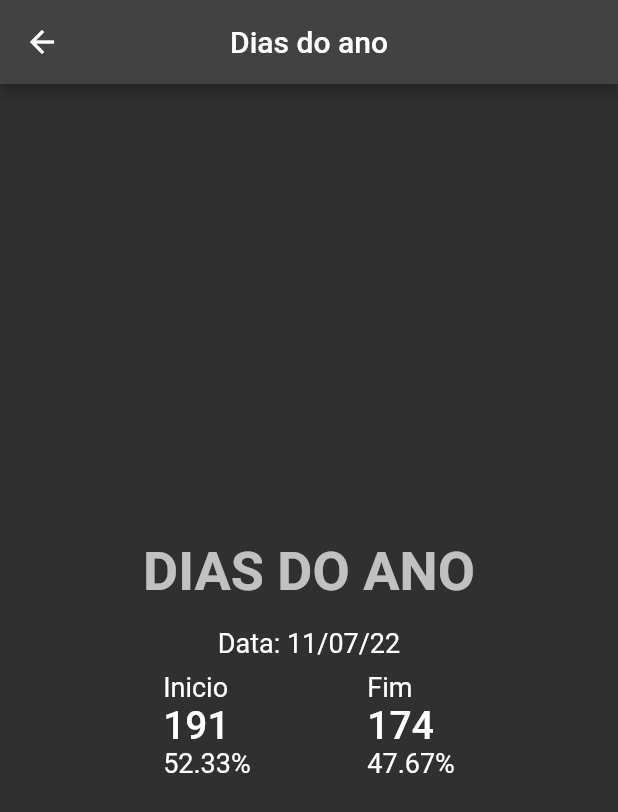
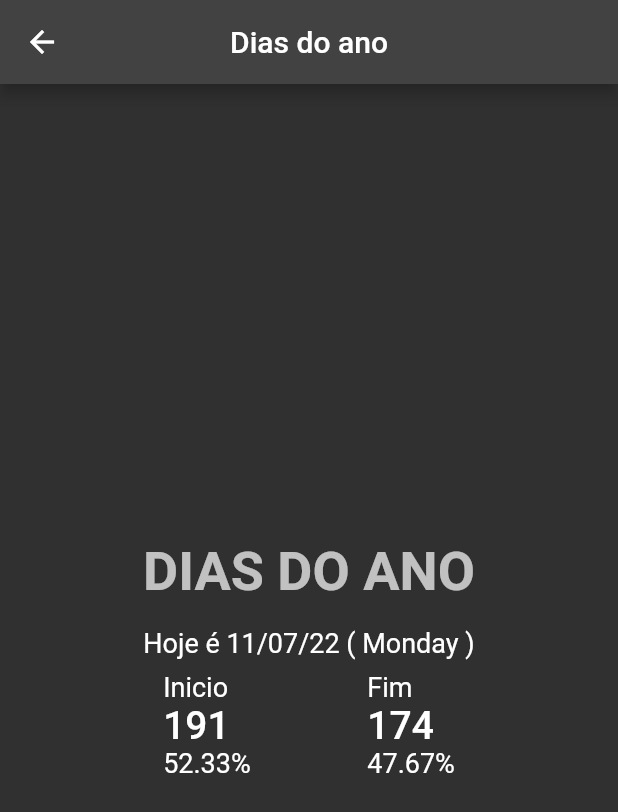
Before and after one commit to leandrorochaadm/deadline-flutter, a Flutter app: the YearPage screen opened by its route, on a phone screen of 412 x 824 dp. Shown: the top 812 px of the screen. Run offline on Flutter 3.47's test engine with Material 2 defaults, Android fonts, the phone set to English and light mode, and no system bars.

Commit message:
feat(YearPage) add weekday in label

```diff
--- a/lib/ui/pages/year/year_controller.dart
+++ b/lib/ui/pages/year/year_controller.dart
@@ -6,7 +6,7 @@
   DateTime dateStartYear = DateTime(DateTime.now().year);
 
   String dateToday() {
-    return DateFormat('dd/MM/yy').format(DateTime.now());
+    return DateFormat('dd/MM/yy ( EEEE )').format(DateTime.now());
   }
 
   int missingDaysEndYear() {
--- a/lib/ui/pages/year/year_page.dart
+++ b/lib/ui/pages/year/year_page.dart
@@ -17,7 +17,7 @@
             Text('DIAS DO ANO', style: Theme.of(context).textTheme.headline1),
             const SizedBox(height: 16),
             Text(
-              'Data: ${controller.dateToday()}',
+              'Hoje é ${controller.dateToday()}',
               style: Theme.of(context).textTheme.bodyText2,
             ),
             const SizedBox(height: 8),
```
